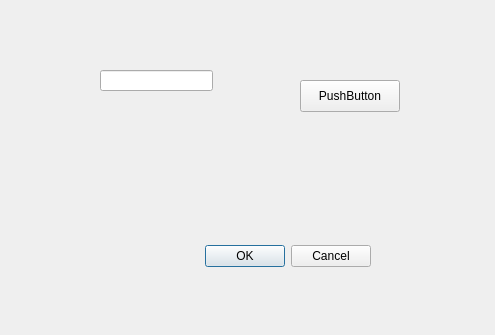
First picture: the form in newfile_dialog.ui, repository youngwookSong/bwave_gui, before the edit.
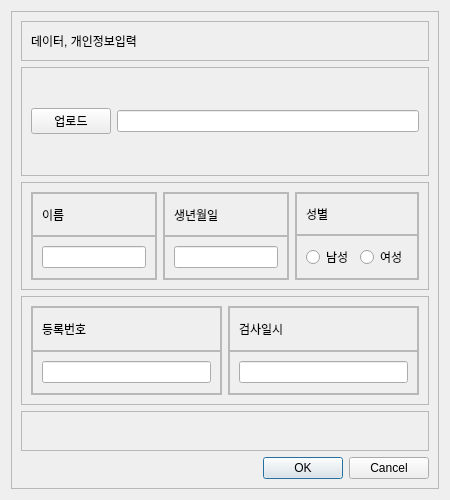
Second picture: the form after the edit.

```diff
--- a/newfile_dialog.ui
+++ b/newfile_dialog.ui
@@ -6,14 +6,20 @@
    <rect>
     <x>0</x>
     <y>0</y>
-    <width>495</width>
-    <height>335</height>
+    <width>450</width>
+    <height>500</height>
    </rect>
   </property>
   <property name="minimumSize">
    <size>
-    <width>200</width>
-    <height>200</height>
+    <width>450</width>
+    <height>500</height>
+   </size>
+  </property>
+  <property name="maximumSize">
+   <size>
+    <width>450</width>
+    <height>500</height>
    </size>
   </property>
   <property name="windowTitle">
@@ -22,45 +28,462 @@
   <property name="modal">
    <bool>true</bool>
   </property>
-  <widget class="QDialogButtonBox" name="buttonBox">
-   <property name="geometry">
-    <rect>
-     <x>30</x>
-     <y>240</y>
-     <width>341</width>
-     <height>32</height>
-    </rect>
-   </property>
-   <property name="orientation">
-    <enum>Qt::Horizontal</enum>
-   </property>
-   <property name="standardButtons">
-    <set>QDialogButtonBox::Cancel|QDialogButtonBox::Ok</set>
-   </property>
-  </widget>
-  <widget class="QLineEdit" name="lineEdit">
-   <property name="geometry">
-    <rect>
-     <x>100</x>
-     <y>70</y>
-     <width>113</width>
-     <height>21</height>
-    </rect>
-   </property>
-  </widget>
-  <widget class="QPushButton" name="pushButton">
-   <property name="geometry">
-    <rect>
-     <x>300</x>
-     <y>80</y>
-     <width>100</width>
-     <height>32</height>
-    </rect>
-   </property>
-   <property name="text">
-    <string>PushButton</string>
-   </property>
-  </widget>
+  <layout class="QHBoxLayout" name="horizontalLayout">
+   <item>
+    <widget class="QFrame" name="container">
+     <property name="frameShape">
+      <enum>QFrame::StyledPanel</enum>
+     </property>
+     <property name="frameShadow">
+      <enum>QFrame::Raised</enum>
+     </property>
+     <layout class="QVBoxLayout" name="verticalLayout">
+      <item>
+       <widget class="QFrame" name="frame_title">
+        <property name="maximumSize">
+         <size>
+          <width>16777215</width>
+          <height>40</height>
+         </size>
+        </property>
+        <property name="frameShape">
+         <enum>QFrame::StyledPanel</enum>
+        </property>
+        <property name="frameShadow">
+         <enum>QFrame::Raised</enum>
+        </property>
+        <layout class="QVBoxLayout" name="verticalLayout_12">
+         <item>
+          <widget class="QLabel" name="label_5">
+           <property name="text">
+            <string>데이터, 개인정보입력</string>
+           </property>
+          </widget>
+         </item>
+        </layout>
+       </widget>
+      </item>
+      <item>
+       <widget class="QFrame" name="frame_1">
+        <property name="frameShape">
+         <enum>QFrame::StyledPanel</enum>
+        </property>
+        <property name="frameShadow">
+         <enum>QFrame::Raised</enum>
+        </property>
+        <layout class="QHBoxLayout" name="horizontalLayout_2">
+         <item>
+          <widget class="QPushButton" name="pushButton">
+           <property name="text">
+            <string>업로드</string>
+           </property>
+          </widget>
+         </item>
+         <item>
+          <widget class="QLineEdit" name="lineEdit"/>
+         </item>
+        </layout>
+       </widget>
+      </item>
+      <item>
+       <widget class="QFrame" name="frame_3">
+        <property name="frameShape">
+         <enum>QFrame::StyledPanel</enum>
+        </property>
+        <property name="frameShadow">
+         <enum>QFrame::Raised</enum>
+        </property>
+        <layout class="QHBoxLayout" name="horizontalLayout_5">
+         <item>
+          <widget class="QFrame" name="frame_10">
+           <property name="maximumSize">
+            <size>
+             <width>16777215</width>
+             <height>16777215</height>
+            </size>
+           </property>
+           <property name="frameShape">
+            <enum>QFrame::StyledPanel</enum>
+           </property>
+           <property name="frameShadow">
+            <enum>QFrame::Raised</enum>
+           </property>
+           <layout class="QVBoxLayout" name="verticalLayout_7">
+            <property name="spacing">
+             <number>0</number>
+            </property>
+            <property name="leftMargin">
+             <number>0</number>
+            </property>
+            <property name="topMargin">
+             <number>0</number>
+            </property>
+            <property name="rightMargin">
+             <number>0</number>
+            </property>
+            <property name="bottomMargin">
+             <number>0</number>
+            </property>
+            <item>
+             <widget class="QFrame" name="frame_11">
+              <property name="frameShape">
+               <enum>QFrame::StyledPanel</enum>
+              </property>
+              <property name="frameShadow">
+               <enum>QFrame::Raised</enum>
+              </property>
+              <layout class="QVBoxLayout" name="verticalLayout_8">
+               <item>
+                <widget class="QLabel" name="label_3">
+                 <property name="text">
+                  <string>이름</string>
+                 </property>
+                </widget>
+               </item>
+              </layout>
+             </widget>
+            </item>
+            <item>
+             <widget class="QFrame" name="frame_12">
+              <property name="frameShape">
+               <enum>QFrame::StyledPanel</enum>
+              </property>
+              <property name="frameShadow">
+               <enum>QFrame::Raised</enum>
+              </property>
+              <layout class="QVBoxLayout" name="verticalLayout_9">
+               <item>
+                <widget class="QLineEdit" name="lineEdit_3">
+                 <property name="maxLength">
+                  <number>20</number>
+                 </property>
+                 <property name="frame">
+                  <bool>true</bool>
+                 </property>
+                 <property name="dragEnabled">
+                  <bool>true</bool>
+                 </property>
+                 <property name="clearButtonEnabled">
+                  <bool>false</bool>
+                 </property>
+                </widget>
+               </item>
+              </layout>
+             </widget>
+            </item>
+           </layout>
+          </widget>
+         </item>
+         <item>
+          <widget class="QFrame" name="frame_16">
+           <property name="frameShape">
+            <enum>QFrame::StyledPanel</enum>
+           </property>
+           <property name="frameShadow">
+            <enum>QFrame::Raised</enum>
+           </property>
+           <layout class="QVBoxLayout" name="verticalLayout_13">
+            <property name="spacing">
+             <number>0</number>
+            </property>
+            <property name="leftMargin">
+             <number>0</number>
+            </property>
+            <property name="topMargin">
+             <number>0</number>
+            </property>
+            <property name="rightMargin">
+             <number>0</number>
+            </property>
+            <property name="bottomMargin">
+             <number>0</number>
+            </property>
+            <item>
+             <widget class="QFrame" name="frame_18">
+              <property name="frameShape">
+               <enum>QFrame::StyledPanel</enum>
+              </property>
+              <property name="frameShadow">
+               <enum>QFrame::Raised</enum>
+              </property>
+              <layout class="QVBoxLayout" name="verticalLayout_15">
+               <item>
+                <widget class="QLabel" name="label_7">
+                 <property name="text">
+                  <string>생년월일</string>
+                 </property>
+                </widget>
+               </item>
+              </layout>
+             </widget>
+            </item>
+            <item>
+             <widget class="QFrame" name="frame_17">
+              <property name="frameShape">
+               <enum>QFrame::StyledPanel</enum>
+              </property>
+              <property name="frameShadow">
+               <enum>QFrame::Raised</enum>
+              </property>
+              <layout class="QVBoxLayout" name="verticalLayout_14">
+               <item>
+                <widget class="QLineEdit" name="lineEdit_5"/>
+               </item>
+              </layout>
+             </widget>
+            </item>
+           </layout>
+          </widget>
+         </item>
+         <item>
+          <widget class="QFrame" name="frame_13">
+           <property name="frameShape">
+            <enum>QFrame::StyledPanel</enum>
+           </property>
+           <property name="frameShadow">
+            <enum>QFrame::Raised</enum>
+           </property>
+           <layout class="QVBoxLayout" name="verticalLayout_10">
+            <property name="spacing">
+             <number>0</number>
+            </property>
+            <property name="leftMargin">
+             <number>0</number>
+            </property>
+            <property name="topMargin">
+             <number>0</number>
+            </property>
+            <property name="rightMargin">
+             <number>0</number>
+            </property>
+            <property name="bottomMargin">
+             <number>0</number>
+            </property>
+            <item>
+             <widget class="QFrame" name="frame_14">
+              <property name="frameShape">
+               <enum>QFrame::StyledPanel</enum>
+              </property>
+              <property name="frameShadow">
+               <enum>QFrame::Raised</enum>
+              </property>
+              <layout class="QVBoxLayout" name="verticalLayout_11">
+               <item>
+                <widget class="QLabel" name="label_4">
+                 <property name="text">
+                  <string>성별</string>
+                 </property>
+                </widget>
+               </item>
+              </layout>
+             </widget>
+            </item>
+            <item>
+             <widget class="QFrame" name="frame_15">
+              <property name="frameShape">
+               <enum>QFrame::StyledPanel</enum>
+              </property>
+              <property name="frameShadow">
+               <enum>QFrame::Raised</enum>
+              </property>
+              <layout class="QHBoxLayout" name="horizontalLayout_6">
+               <item>
+                <widget class="QRadioButton" name="radioButton_3">
+                 <property name="text">
+                  <string>남성</string>
+                 </property>
+                </widget>
+               </item>
+               <item>
+                <widget class="QRadioButton" name="radioButton_4">
+                 <property name="text">
+                  <string>여성</string>
+                 </property>
+                </widget>
+               </item>
+              </layout>
+             </widget>
+            </item>
+           </layout>
+          </widget>
+         </item>
+        </layout>
+       </widget>
+      </item>
+      <item>
+       <widget class="QFrame" name="frame_2">
+        <property name="frameShape">
+         <enum>QFrame::StyledPanel</enum>
+        </property>
+        <property name="frameShadow">
+         <enum>QFrame::Raised</enum>
+        </property>
+        <layout class="QHBoxLayout" name="horizontalLayout_3">
+         <item>
+          <widget class="QFrame" name="frame">
+           <property name="maximumSize">
+            <size>
+             <width>16777215</width>
+             <height>16777215</height>
+            </size>
+           </property>
+           <property name="frameShape">
+            <enum>QFrame::StyledPanel</enum>
+           </property>
+           <property name="frameShadow">
+            <enum>QFrame::Raised</enum>
+           </property>
+           <layout class="QVBoxLayout" name="verticalLayout_2">
+            <property name="spacing">
+             <number>0</number>
+            </property>
+            <property name="leftMargin">
+             <number>0</number>
+            </property>
+            <property name="topMargin">
+             <number>0</number>
+            </property>
+            <property name="rightMargin">
+             <number>0</number>
+            </property>
+            <property name="bottomMargin">
+             <number>0</number>
+            </property>
+            <item>
+             <widget class="QFrame" name="frame_7">
+              <property name="frameShape">
+               <enum>QFrame::StyledPanel</enum>
+              </property>
+              <property name="frameShadow">
+               <enum>QFrame::Raised</enum>
+              </property>
+              <layout class="QVBoxLayout" name="verticalLayout_4">
+               <item>
+                <widget class="QLabel" name="label">
+                 <property name="text">
+                  <string>등록번호</string>
+                 </property>
+                </widget>
+               </item>
+              </layout>
+             </widget>
+            </item>
+            <item>
+             <widget class="QFrame" name="frame_6">
+              <property name="frameShape">
+               <enum>QFrame::StyledPanel</enum>
+              </property>
+              <property name="frameShadow">
+               <enum>QFrame::Raised</enum>
+              </property>
+              <layout class="QVBoxLayout" name="verticalLayout_3">
+               <item>
+                <widget class="QLineEdit" name="lineEdit_2">
+                 <property name="maxLength">
+                  <number>50</number>
+                 </property>
+                </widget>
+               </item>
+              </layout>
+             </widget>
+            </item>
+           </layout>
+          </widget>
+         </item>
+         <item>
+          <widget class="QFrame" name="frame_5">
+           <property name="frameShape">
+            <enum>QFrame::StyledPanel</enum>
+           </property>
+           <property name="frameShadow">
+            <enum>QFrame::Raised</enum>
+           </property>
+           <layout class="QVBoxLayout" name="verticalLayout_5">
+            <property name="spacing">
+             <number>0</number>
+            </property>
+            <property name="leftMargin">
+             <number>0</number>
+            </property>
+            <property name="topMargin">
+             <number>0</number>
+            </property>
+            <property name="rightMargin">
+             <number>0</number>
+            </property>
+            <property name="bottomMargin">
+             <number>0</number>
+            </property>
+            <item>
+             <widget class="QFrame" name="frame_8">
+              <property name="frameShape">
+               <enum>QFrame::StyledPanel</enum>
+              </property>
+              <property name="frameShadow">
+               <enum>QFrame::Raised</enum>
+              </property>
+              <layout class="QVBoxLayout" name="verticalLayout_6">
+               <item>
+                <widget class="QLabel" name="label_2">
+                 <property name="text">
+                  <string>검사일시</string>
+                 </property>
+                </widget>
+               </item>
+              </layout>
+             </widget>
+            </item>
+            <item>
+             <widget class="QFrame" name="frame_9">
+              <property name="frameShape">
+               <enum>QFrame::StyledPanel</enum>
+              </property>
+              <property name="frameShadow">
+               <enum>QFrame::Raised</enum>
+              </property>
+              <layout class="QHBoxLayout" name="horizontalLayout_4">
+               <item>
+                <widget class="QLineEdit" name="lineEdit_4"/>
+               </item>
+              </layout>
+             </widget>
+            </item>
+           </layout>
+          </widget>
+         </item>
+        </layout>
+       </widget>
+      </item>
+      <item>
+       <widget class="QFrame" name="frame_below">
+        <property name="maximumSize">
+         <size>
+          <width>16777215</width>
+          <height>40</height>
+         </size>
+        </property>
+        <property name="frameShape">
+         <enum>QFrame::StyledPanel</enum>
+        </property>
+        <property name="frameShadow">
+         <enum>QFrame::Raised</enum>
+        </property>
+       </widget>
+      </item>
+      <item>
+       <widget class="QDialogButtonBox" name="buttonBox">
+        <property name="orientation">
+         <enum>Qt::Horizontal</enum>
+        </property>
+        <property name="standardButtons">
+         <set>QDialogButtonBox::Cancel|QDialogButtonBox::Ok</set>
+        </property>
+       </widget>
+      </item>
+     </layout>
+    </widget>
+   </item>
+  </layout>
  </widget>
  <resources/>
  <connections>
```
